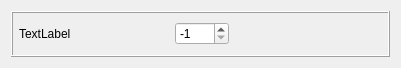
The window that app/view/forms/editstatpanel.ui (r0nd0ud0u/qt-rpg) describes before a commit, drawn with Qt 5.
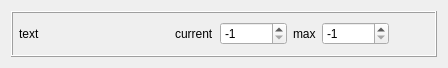
The same window after the commit.

```diff
--- a/app/view/forms/editstatpanel.ui
+++ b/app/view/forms/editstatpanel.ui
@@ -71,7 +71,34 @@
          </size>
         </property>
         <property name="text">
-         <string>TextLabel</string>
+         <string>text</string>
+        </property>
+       </widget>
+      </item>
+      <item>
+       <widget class="QLabel" name="label_2">
+        <property name="text">
+         <string>current</string>
+        </property>
+       </widget>
+      </item>
+      <item>
+       <widget class="QSpinBox" name="spinBox">
+        <property name="minimum">
+         <number>-1</number>
+        </property>
+        <property name="maximum">
+         <number>999999999</number>
+        </property>
+        <property name="value">
+         <number>-1</number>
+        </property>
+       </widget>
+      </item>
+      <item>
+       <widget class="QLabel" name="label">
+        <property name="text">
+         <string>max</string>
         </property>
        </widget>
       </item>
@@ -87,7 +114,7 @@
          <number>-1</number>
         </property>
         <property name="maximum">
-         <number>9999</number>
+         <number>999999999</number>
         </property>
         <property name="value">
          <number>-1</number>
```
